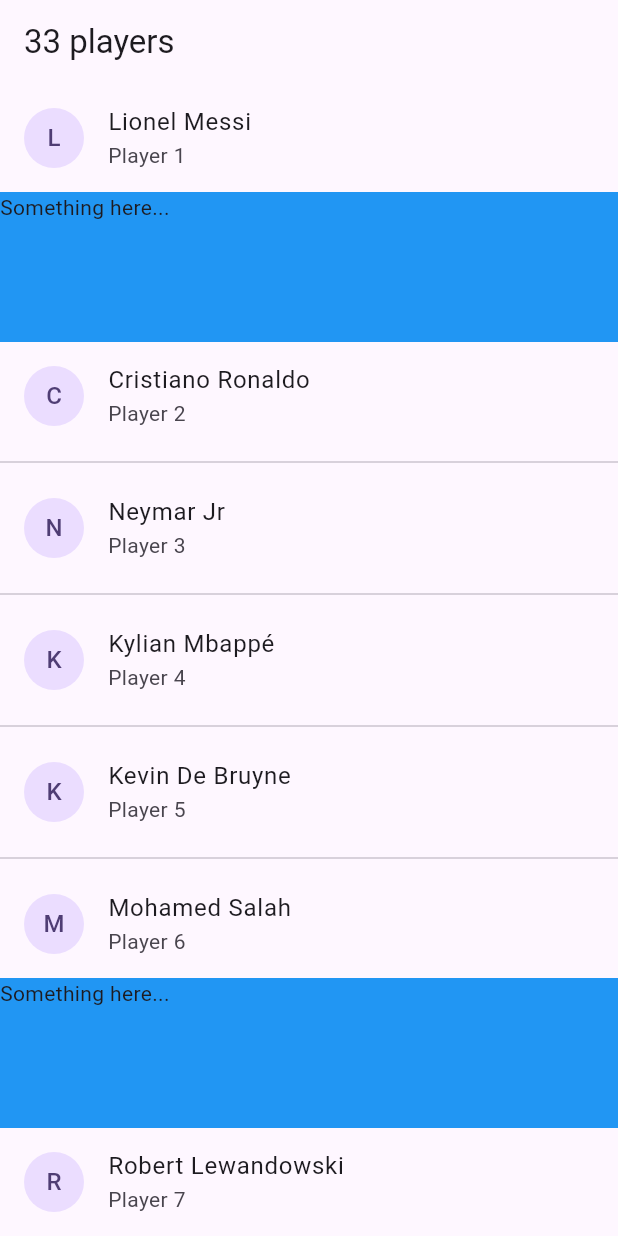
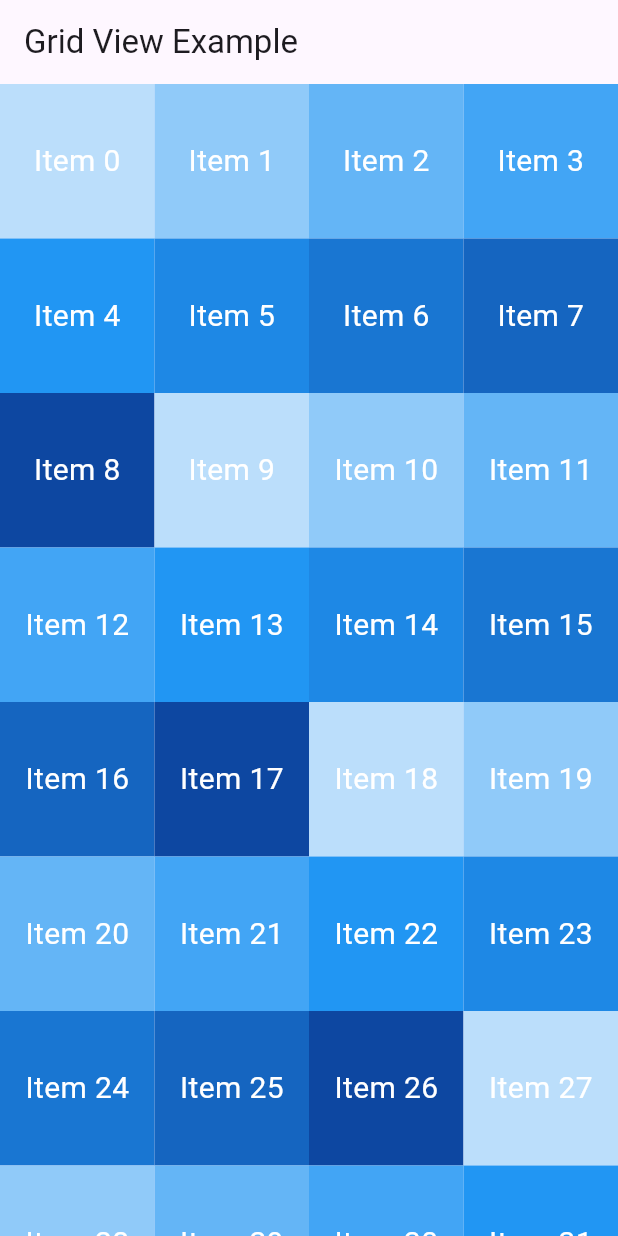
Before and after one commit to nixuiui/flutter_batch_8, a Flutter app: the screen it shows after launch, on a phone screen of 412 x 824 dp. Run offline on Flutter 3.47's test engine with Material 3 defaults, Android fonts, the phone set to English and light mode, and no system bars.

Commit message:
Replace home widget in main.dart with GridViewCountPage; add GridViewBuilderPage and GridViewPage implementations

```diff
--- a/lib/main.dart
+++ b/lib/main.dart
@@ -1,6 +1,5 @@
 import 'package:flutter/material.dart';
-
-import 'pages/day_4/list_view_separated_page.dart';
+import 'package:flutter_batch_8/pages/day_4/grid_view_count_page.dart';
 
 void main() {
   runApp(const MyApp());
@@ -16,7 +15,7 @@ class MyApp extends StatelessWidget {
       theme: ThemeData(
         colorScheme: ColorScheme.fromSeed(seedColor: Colors.deepPurple),
       ),
-      home: ListViewSeparatedPage(),
+      home: GridViewCountPage(),
     );
   }
 }
--- /dev/null
+++ b/lib/pages/day_4/grid_view_count_page.dart
@@ -0,0 +1,36 @@
+import 'package:flutter/material.dart';
+
+class GridViewCountPage extends StatefulWidget {
+  const GridViewCountPage({super.key});
+
+  @override
+  State<GridViewCountPage> createState() => _GridViewCountPageState();
+}
+
+class _GridViewCountPageState extends State<GridViewCountPage> {
+  @override
+  Widget build(BuildContext context) {
+    return Scaffold(
+      appBar: AppBar(
+        title: const Text('Grid View Example'),
+      ),
+      body: GridView.count(
+        crossAxisCount: 4,
+        childAspectRatio: 1.0,
+        children: List.generate(100, (index) {
+          return Container(
+            alignment: Alignment.center,
+            color: Colors.blue[(index % 9 + 1) * 100],
+            child: Text(
+              'Item $index',
+              style: const TextStyle(
+                color: Colors.white,
+                fontSize: 20,
+              ),
+            ),
+          );
+        }),
+      )
+    );
+  }
+}
```
Also changed, not shown: lib/pages/day_4/grid_view_builder_page.dart (added, +107 -0 lines), lib/pages/day_4/grid_view_page.dart (added, +38 -0 lines).
